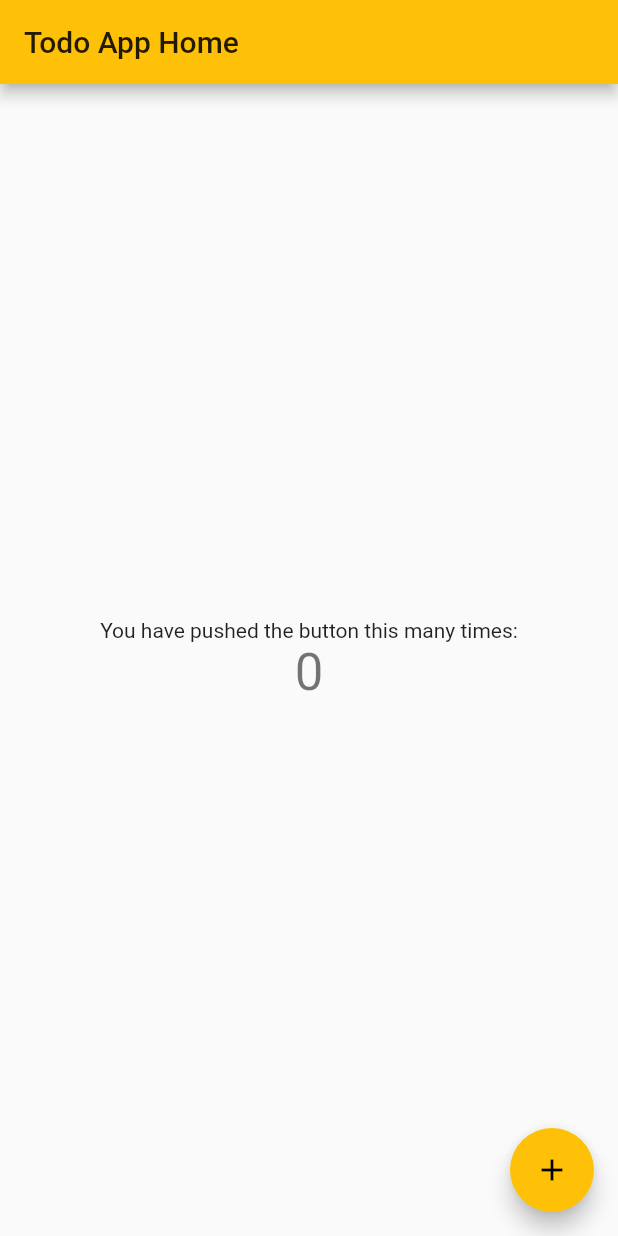
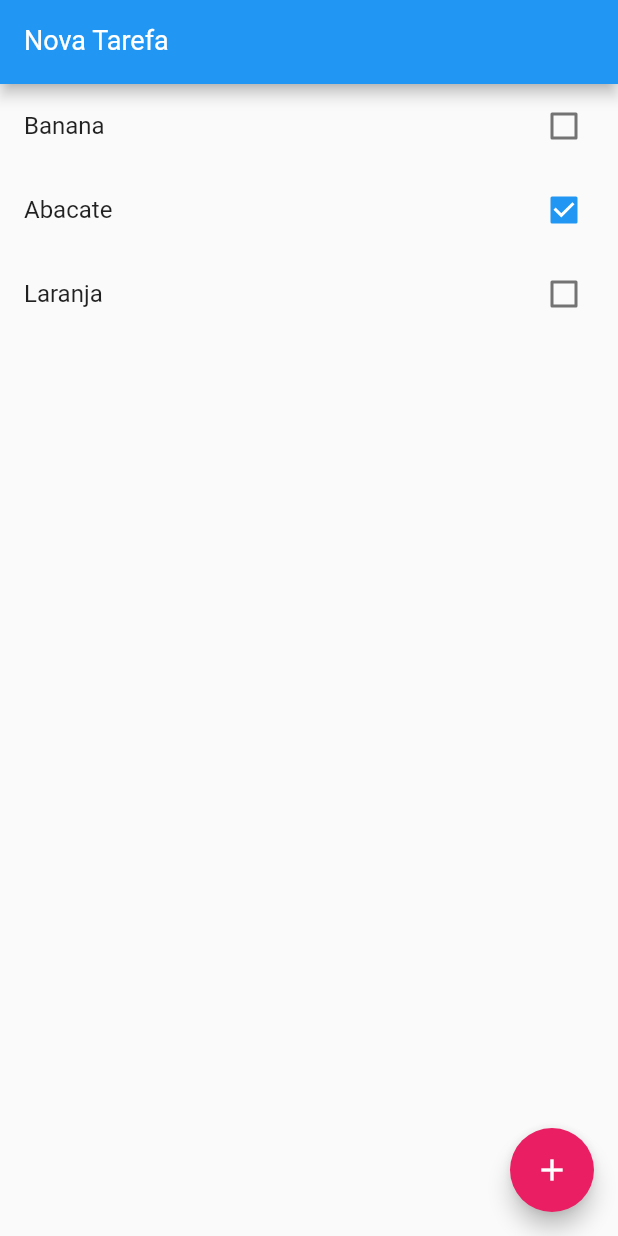
Before and after one commit to andersonlemos/first-flutter-app, a Flutter app: the screen it shows after launch, on a phone screen of 412 x 824 dp. Run offline on Flutter 3.47's test engine with Material 2 defaults, Android fonts, the phone set to English and light mode, and no system bars.

Commit message:
update flutter app

```diff
--- a/lib/UI.dart
+++ /dev/null
@@ -1,13 +0,0 @@
-import 'package:flutter/material.dart';
-import 'homepage.dart';
-
-UI(){
-  return MaterialApp(
-     title: 'Todo app',
-      theme: ThemeData(
-
-        primarySwatch: Colors.amber,
-      ),
-      home: HomePage(title: 'Todo App Home'),
-  );
-}
--- a/lib/app.dart
+++ /dev/null
@@ -1,10 +0,0 @@
-import 'package:flutter/src/widgets/framework.dart';
-import 'UI.dart';
-
-class App extends StatelessWidget {
-
-  @override
-  Widget build(BuildContext context) {
-    return UI();
-  }
-}
--- a/lib/homepage.dart
+++ /dev/null
@@ -1,54 +0,0 @@
-import 'package:flutter/material.dart';
-
-class HomePage extends StatefulWidget {
-  HomePage({Key key, this.title}) : super(key: key);
-
-
-  final String title;
-
-  @override
-  _HomePageState createState() => _HomePageState();
-}
-
-class _HomePageState extends State<HomePage> {
-  int _counter = 0;
-
-  void _incrementCounter() {
-    setState(() {
-
-      _counter++;
-    });
-  }
-
-  @override
-  Widget build(BuildContext context) {
-
-    return Scaffold(
-      appBar: AppBar(
-
-        title: Text(widget.title),
-      ),
-      body: Center(
-
-        child: Column(
-
-          mainAxisAlignment: MainAxisAlignment.center,
-          children: <Widget>[
-            Text(
-              'You have pushed the button this many times:',
-            ),
-            Text(
-              '$_counter',
-              style: Theme.of(context).textTheme.display1,
-            ),
-          ],
-        ),
-      ),
-      floatingActionButton: FloatingActionButton(
-        onPressed: _incrementCounter,
-        tooltip: 'Increment',
-        child: Icon(Icons.add),
-      ),
-    );
-  }
-}
--- a/lib/main.dart
+++ b/lib/main.dart
@@ -1,4 +1,98 @@
+import 'package:flutter/material.dart';
+import 'package:flutter/semantics.dart';
 import 'package:flutter/src/widgets/binding.dart';
-import 'app.dart';
+import 'package:flutter/widgets.dart';
+
+import 'models/item.dart';
+
 
 void main() => runApp(App());
+
+
+
+class App extends StatelessWidget{
+  @override
+  Widget build(BuildContext context){
+    return MaterialApp(
+      debugShowCheckedModeBanner: false,
+      title: "Todo App",
+      theme: ThemeData(
+        primarySwatch: Colors.blue
+      ),
+      home: HomePage(),
+    );
+  }
+}
+
+class HomePage extends  StatefulWidget{
+  List<Item> items = new List<Item>();
+
+  HomePage(){
+
+    items = [];
+
+    items.add(Item(title: "Banana",done: false));
+    items.add(Item(title: "Abacate",done: true));
+    items.add(Item(title: "Laranja",done: false));
+  }
+
+  @override
+  _HomePage createState()=> _HomePage();
+
+}
+
+class _HomePage extends State<HomePage>{
+
+  TextEditingController taskController = new TextEditingController();
+
+  void add(){
+
+    if(taskController.text.isEmpty) return;
+
+    setState(() {
+       widget.items.add(Item(title: taskController.text, done: false));
+       taskController.clear();
+    });
+  }
+
+  @override
+  Widget build(BuildContext context){
+    return Scaffold(
+      appBar:AppBar(
+        title: TextFormField(
+          controller: taskController,
+          keyboardType: TextInputType.text,
+          style: TextStyle(
+            color: Colors.white,
+            fontSize: 18,
+          ),
+          decoration: InputDecoration(
+            labelText: "Nova Tarefa",
+            labelStyle: TextStyle(color: Colors.white)
+          ),
+        ),
+      ),
+      body: ListView.builder(
+        itemCount: widget.items.length,
+        itemBuilder: (BuildContext context, int index){
+          final item = widget.items[index];
+          return CheckboxListTile(
+            key: Key(item.title),
+            title: Text(item.title),
+            value: item.done,
+            onChanged: (value){
+              setState(() {
+               item.done = value;
+              });
+            },
+
+          );
+        }
+      ),
+      floatingActionButton: FloatingActionButton(
+        child: Icon(Icons.add),
+        backgroundColor: Colors.pink,
+        onPressed: add,),
+    );
+  }
+}
--- /dev/null
+++ b/lib/models/item.dart
@@ -0,0 +1,23 @@
+class Item{
+  String title;
+  bool done;
+
+  Item({this.title,this.done});
+
+  Item.fromJson(Map<String, dynamic> json){
+    this.title = json['title'];
+    this.done = json['done'];
+  }
+  Map<String, dynamic> toJson(Map<String, dynamic> json){
+   final Map<String, dynamic> data = new Map<String,dynamic>();
+
+    data['title'] = this.title;
+    data['done'] = this.done;
+
+    return data;
+  }
+
+
+
+
+}
```
